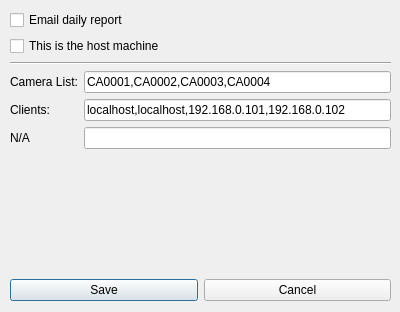
Before: the Qt Designer form SystemSetup.ui in mjmazur/RMSdashboard, drawn with Qt 5.
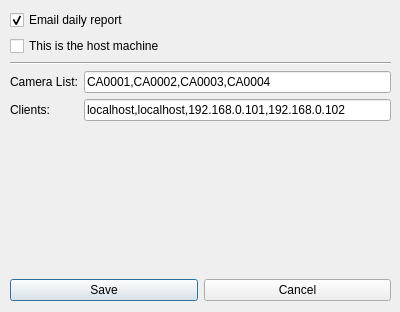
After: the same form once the commit is applied.

The edit to the form file:
```diff
--- a/SystemSetup.ui
+++ b/SystemSetup.ui
@@ -28,6 +28,9 @@
       <property name="text">
        <string>Email daily report</string>
       </property>
+      <property name="checked">
+       <bool>true</bool>
+      </property>
      </widget>
     </item>
     <item>
@@ -74,16 +77,6 @@
         </property>
        </widget>
       </item>
-      <item row="3" column="0">
-       <widget class="QLabel" name="label_3">
-        <property name="text">
-         <string>N/A</string>
-        </property>
-       </widget>
-      </item>
-      <item row="3" column="1">
-       <widget class="QLineEdit" name="lineEdit_3"/>
-      </item>
      </layout>
     </item>
    </layout>
```
Left out of the diff: 6 changed lines with no effect on the pictures.
